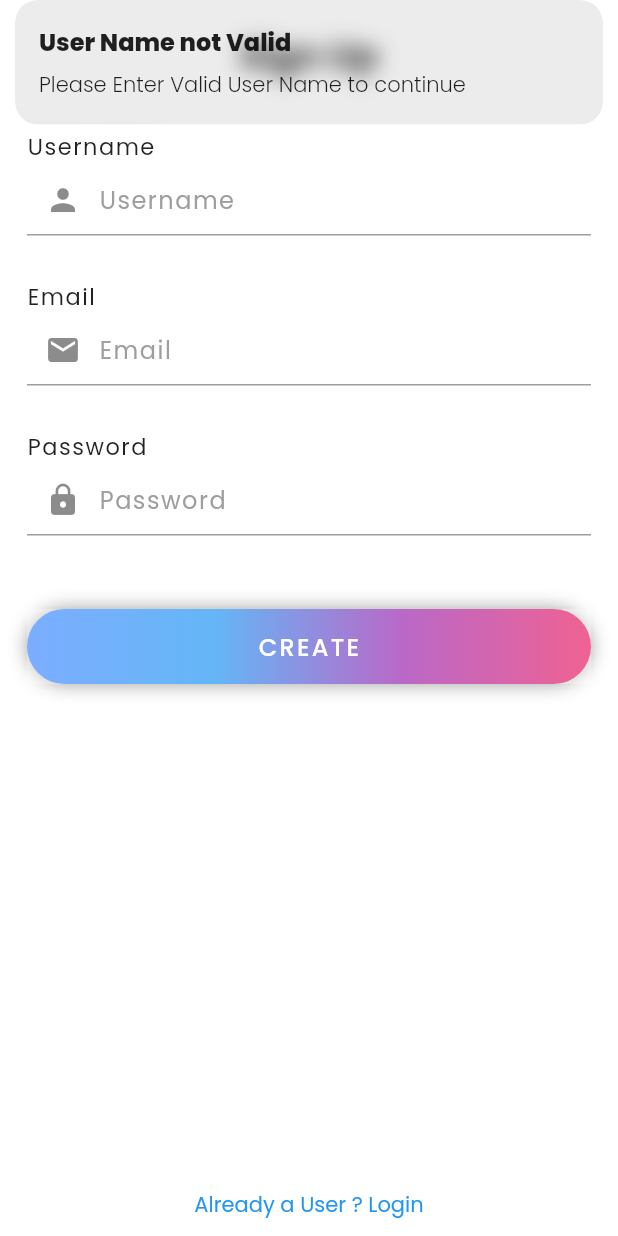
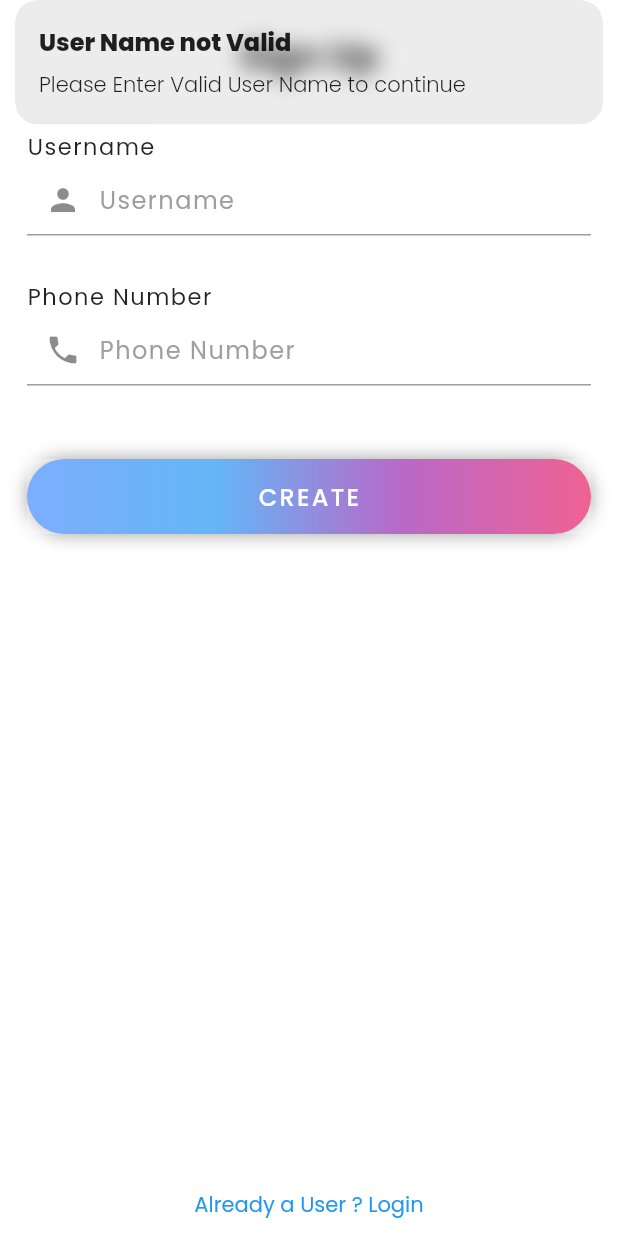
Before and after one commit to LoNeWoLf003/Urban-Style, a Flutter app: the sign_up screen opened directly, after a tap on "CREATE", on a phone screen of 412 x 824 dp. Run offline on Flutter 3.47's test engine with Material 2 defaults, Android fonts, the phone set to English and light mode, and no system bars; our stand-ins replace animated_custom_dropdown, animated_text_kit, awesome_dialog, firebase_auth, firebase_core, flutter_countdown_timer and 13 more; missing offline and left inert: dialog_flowtter, draggable_bottom_sheet, flutter_sms, pay, razorpay_flutter; accounts and stored records are empty; network calls fail; project files that could hold a hidden picture were left out.

Commit message:
Fixed Cart , Account and checkout issues

```diff
--- a/lib/constrants/Icons.dart
+++ b/lib/constrants/Icons.dart
@@ -32,7 +32,9 @@ class IconHelper {
     Icons.radio_button_off,
     Icons.radio_button_checked,
     Icons.account_circle_outlined,
-    Icons.timer_outlined
+    Icons.timer_outlined,
+    Icons.delivery_dining_outlined,
+    Icons.phone
   ];
 
   static var assets_image = [
--- a/lib/controllers/account/account_controller.dart
+++ b/lib/controllers/account/account_controller.dart
@@ -30,7 +30,7 @@ class account_controller{
     if(name.text == ""){
       Get.snackbar(
           "Something went wrong !",
-          "Enter email correctly"
+          "Enter name correctly"
       );
       EasyLoading.dismiss();
     }else{
--- a/lib/controllers/engine/engine_controller.dart
+++ b/lib/controllers/engine/engine_controller.dart
@@ -47,10 +47,10 @@ class engine_controller{
       if (apiResponse.success && apiResponse.results != null) {
         for (var o in apiResponse.results!) {
           var data = apiResponse.results as List<ParseObject>;
-          user.email = data[0]["email"];
-          user.password = data[0]["password"];
+
           user.location = data[0]["location"];
           user.cart = data[0]["cart"];
+          user.phone = data[0]["phone"];
           user.cart_price = data[0]["price"];
           user.obj_id = data[0]["objectId"];
           user.my_orders = data[0]["my_orders"];
--- a/lib/controllers/login/login.dart
+++ b/lib/controllers/login/login.dart
@@ -12,7 +12,7 @@ import '../../pages/home/home.dart';
 
 class login_controller{
   static TextEditingController user_nane = new TextEditingController();
-  static TextEditingController password = new TextEditingController();
+  static TextEditingController phone = new TextEditingController();
 
   static validate(context) async{
     EasyLoading.showProgress(0.30,status: "Verifying Account");
@@ -23,10 +23,10 @@ class login_controller{
       );
       EasyLoading.dismiss();
     }else{
-      if(password.text == ""){
+      if(isValidPhoneNumber(phone.text) == false){
         Get.snackbar(
-          "Password not Valid",
-          "Please Enter Valid Password to continue",
+          "Phone Number not Valid",
+          "Please Enter Valid Phone Number to continue",
         );
         EasyLoading.dismiss();
       }else{
@@ -48,7 +48,7 @@ class login_controller{
             QueryBuilder<ParseObject>(ParseObject('users'));
             // `whereContains` is a basic query method that checks if string field
             // contains a specific substring
-            parseQuery.whereContains('password', password.text);
+            parseQuery.whereContains('phone', phone.text);
 
             // The query will resolve only after calling this method, retrieving
             // an array of `ParseObjects`, if success
@@ -58,11 +58,10 @@ class login_controller{
               for (var o in apiResponse.results!) {
                 EasyLoading.showProgress(0.80,status: "Login Account");
                   var data = apiResponse.results as List<ParseObject>;
-                  user.username = data[0]["username"];
-                  user.email = data[0]["email"];
                   user.password = data[0]["password"];
                   user.location = data[0]["location"];
                   user.cart = data[0]["cart"];
+                  user.phone = data[0]["phone"];
                   user.cart_price = data[0]["price"];
                   user.obj_id = data[0]["objectId"];
                   user.my_orders = data[0]["my_orders"];
@@ -115,4 +114,16 @@ class login_controller{
       }
     }
   }
+
+  static bool isValidPhoneNumber(String phoneNumber) {
+    // Remove any non-digit characters
+    String cleanedNumber = phoneNumber.replaceAll(RegExp(r'\D'), '');
+
+    // Check if the cleaned number meets the desired format
+    if (cleanedNumber.length == 10) {
+      return true;
+    } else {
+      return false;
+    }
+  }
 }
--- a/lib/controllers/sign up/sign_up.dart
+++ b/lib/controllers/sign up/sign_up.dart
@@ -14,11 +14,10 @@ import '../engine/engine_controller.dart';
 
 class sign_up_controller {
   static TextEditingController user_nane = new TextEditingController();
-  static TextEditingController email = new TextEditingController();
-  static TextEditingController password = new TextEditingController();
+  static TextEditingController phone = new TextEditingController();
 
   static validate(context) async {
-    EasyLoading.showProgress(0.30 , status: "Validating Account");
+    EasyLoading.showProgress(0.30, status: "Validating Account");
     if (user_nane.text == "") {
       Get.snackbar(
         "User Name not Valid",
@@ -26,21 +25,14 @@ class sign_up_controller {
       );
       EasyLoading.dismiss();
     } else {
-      if (email.text == "") {
+      if (isValidPhoneNumber(phone.text) == false) {
         Get.snackbar(
-          "Email not Valid",
-          "Please Enter Valid Email to continue",
+          "Phone not Valid",
+          "Please Enter Valid Phone Number to continue",
         );
         EasyLoading.dismiss();
       } else {
-        if (password.text == "") {
-          Get.snackbar(
-            "Password not Valid",
-            "Please Enter Valid Password to continue",
-          );
-          EasyLoading.dismiss();
-        } else {
-          EasyLoading.showProgress(0.50 , status: "Creating Account");
+        EasyLoading.showProgress(0.50, status: "Creating Account");
         final QueryBuilder<ParseObject> parseQuery =
         QueryBuilder<ParseObject>(ParseObject('users'));
         // `whereContains` is a basic query method that checks if string field
@@ -60,29 +52,66 @@ class sign_up_controller {
             );
           }
           EasyLoading.dismiss();
-          }else{
-            EasyLoading.showProgress(0.60 , status: "Creating Account");
+        } else {
+          EasyLoading.showProgress(0.50, status: "Creating Account");
+          final QueryBuilder<ParseObject> parseQuery2 =
+          QueryBuilder<ParseObject>(ParseObject('users'));
+          // `whereContains` is a basic query method that checks if string field
+          // contains a specific substring
+          parseQuery2.whereContains('phone', phone.text);
+
+          // The query will resolve only after calling this method, retrieving
+          // an array of `ParseObjects`, if success
+          final ParseResponse apiResponse2 = await parseQuery2.query();
+
+          if (apiResponse2.success && apiResponse2.results != null) {
+            for (var o in apiResponse2.results!) {
+              print((o as ParseObject).toString());
+              Get.snackbar(
+                "Phone Number Already Exist",
+                "Please enter different phone number",
+              );
+            }
+            EasyLoading.dismiss();
+          } else {
+            EasyLoading.showProgress(0.60, status: "Creating Account");
             SharedPreferences prefs = await SharedPreferences.getInstance();
             prefs.setString("login", "true");
             prefs.setString("name", user_nane.text);
 
             user.is_login = true;
             print(user.location);
-            final todo = ParseObject('users')..set('username', user_nane.text)..set('email', email.text)..set('password', password.text)..set('cart', [])..set('price', 0)..set('location', user.location)..set('my_orders', user.my_orders)..set('my_order_price', user.my_oders_price);
+            final todo = ParseObject('users')
+              ..set('cart', [])..set(
+                  'price', 0)..set('location', user.location)..set(
+                  'my_orders', user.my_orders)..set('phone', phone.text)..set(
+                  'my_order_price', user.my_oders_price)..set('username' , user_nane.text);
             await todo.save();
-            user.email = email.text;
-            user.password = password.text;
             user.username = user_nane.text;
+            user.username = phone.text;
             user.cart = [];
             print("Account Created !!!");
-            EasyLoading.showProgress(0.90 , status: "Creating Account");
+            EasyLoading.showProgress(0.90, status: "Creating Account");
             engine_controller().user_logged_in(context);
             EasyLoading.dismiss();
-            Navigator.of(context).pushAndRemoveUntil(MaterialPageRoute(builder: (context) => splash()), (route) => false);
-
+            Navigator.of(context).pushAndRemoveUntil(
+                MaterialPageRoute(builder: (context) => splash()), (
+                route) => false);
           }
         }
       }
     }
   }
+
+  static bool isValidPhoneNumber(String phoneNumber) {
+    // Remove any non-digit characters
+    String cleanedNumber = phoneNumber.replaceAll(RegExp(r'\D'), '');
+
+    // Check if the cleaned number meets the desired format
+    if (cleanedNumber.length == 10) {
+      return true;
+    } else {
+      return false;
     }
+  }
+  }
--- a/lib/pages/account/account.dart
+++ b/lib/pages/account/account.dart
@@ -297,7 +297,7 @@ class account extends StatelessWidget {
                               dialogType: DialogType.info,
                               body: Center(
                                   child: text_feild("Name", IconHelper.icons[0],
-                                      account_controller.email)),
+                                      account_controller.name)),
                               title: 'New Name',
                               desc: 'Enter new Name',
                               btnOkText: "Save",
@@ -319,40 +319,40 @@ class account extends StatelessWidget {
                 child: Row(
                   children: [
                     Icon(
-                      IconHelper.icons[5],
+                      IconHelper.icons[31],
                       color: ColorHelper.color[1],
                     ),
                     const SizedBox(
                       width: 5,
                     ),
                     Text(
-                      user.email,
+                      user.phone,
                       style: TextStyle(color: ColorHelper.color[1]),
                     ),
-                    Expanded(
-                        child: Align(
-                      alignment: Alignment.centerRight,
-                      child: InkWell(
-                          onTap: () {
-                            AwesomeDialog(
-                              context: context,
-                              animType: AnimType.scale,
-                              dialogType: DialogType.info,
-                              body: Center(
-                                  child: text_feild(
-                                      "Email",
-                                      IconHelper.icons[0],
-                                      account_controller.email)),
-                              title: 'New Email',
-                              desc: 'Enter new Email',
-                              btnOkText: "Save",
-                              btnOkOnPress: () {
-                                account_controller.change_email(context);
-                              },
-                            ).show();
-                          },
-                          child: Icon(IconHelper.icons[18])),
-                    ))
+                    // Expanded(
+                    //     child: Align(
+                    //   alignment: Alignment.centerRight,
+                    //   child: InkWell(
+                    //       onTap: () {
+                    //         AwesomeDialog(
+                    //           context: context,
+                    //           animType: AnimType.scale,
+                    //           dialogType: DialogType.info,
+                    //           body: Center(
+                    //               child: text_feild(
+                    //                   "Phone",
+                    //                   IconHelper.icons[0],
+                    //                   account_controller.email)),
+                    //           title: 'New Email',
+                    //           desc: 'Enter new Email',
+                    //           btnOkText: "Save",
+                    //           btnOkOnPress: () {
+                    //             account_controller.change_email(context);
+                    //           },
+                    //         ).show();
+                    //       },
+                    //       child: Icon(IconHelper.icons[18])),
+                    // ))
                   ],
                 ),
               ),
--- a/lib/pages/accounts/login/login.dart
+++ b/lib/pages/accounts/login/login.dart
@@ -35,7 +35,7 @@ class login extends StatelessWidget {
                 width: double.infinity,
                 child: Padding(
                   padding: const EdgeInsets.only(left: 18,right: 18),
-                  child: text_feild("Password" , IconHelper.icons[1] , login_controller.password),
+                  child: text_feild("Phone Number" , IconHelper.icons[31] , login_controller.phone),
                 )),
             SizedBox(height: 40,),
             Container(
@@ -85,7 +85,7 @@ class login extends StatelessWidget {
                   width: MediaQuery.of(context).size.width * 1.3/4,
                   child: Padding(
                     padding: const EdgeInsets.only(left: 18,right: 18),
-                    child: text_feild("Password" , IconHelper.icons[1] , login_controller.password),
+                    child: text_feild("Phone" , IconHelper.icons[1] , login_controller.phone),
                   )),
               SizedBox(height: 20,),
               Container(
--- a/lib/pages/accounts/sign up/sign up.dart
+++ b/lib/pages/accounts/sign up/sign up.dart
@@ -34,14 +34,7 @@ class sign_up extends StatelessWidget {
                 width: double.infinity,
                 child: Padding(
                   padding: const EdgeInsets.only(left: 18,right: 18),
-                  child: text_feild("Email" , IconHelper.icons[5] , sign_up_controller.email),
-                )),
-            SizedBox(height: 20,),
-            Container(
-                width: double.infinity,
-                child: Padding(
-                  padding: const EdgeInsets.only(left: 18,right: 18),
-                  child: text_feild("Password" , IconHelper.icons[1] , sign_up_controller.password),
+                  child: text_feild("Phone Number" , IconHelper.icons[31] , sign_up_controller.phone),
                 )),
             SizedBox(height: 40,),
             Container(
@@ -86,20 +79,6 @@ class sign_up extends StatelessWidget {
                   child: Padding(
                     padding: const EdgeInsets.only(left: 18,right: 18),
                     child: text_feild("Username" , IconHelper.icons[0] , sign_up_controller.user_nane),
-                  )),
-              SizedBox(height: 20,),
-              Container(
-                  width: MediaQuery.of(context).size.width * 1.3/4,
-                  child: Padding(
-                    padding: const EdgeInsets.only(left: 18,right: 18),
-                    child: text_feild("Email" , IconHelper.icons[5] , sign_up_controller.email),
-                  )),
-              SizedBox(height: 20,),
-              Container(
-                  width: MediaQuery.of(context).size.width * 1.3/4,
-                  child: Padding(
-                    padding: const EdgeInsets.only(left: 18,right: 18),
-                    child: text_feild("Password" , IconHelper.icons[1] , sign_up_controller.password),
                   )),
               SizedBox(height: 20,),
               Container(
--- a/lib/pages/order_confirmation/order_confirmation.dart
+++ b/lib/pages/order_confirmation/order_confirmation.dart
@@ -28,12 +28,12 @@ final List products ;
                       Navigator.pop(context);
                     },
                     child: Icon(IconHelper.icons[7],)),
-                Text("Checkout")
+                Text("Payment")
               ],
             ),
           ),),
-          checkout_status_bar(),
-          SizedBox(height: 10,),
+          // checkout_status_bar(),
+          SizedBox(height: 30,),
           Expanded(child: order_confirmation_body(products : products))
 
         ],
--- a/lib/staful widgets/order_confirmation_body.dart
+++ b/lib/staful widgets/order_confirmation_body.dart
@@ -33,8 +33,8 @@ class _order_confirmation_bodyState extends State<order_confirmation_body> {
   }
   var index = 0;
   final pages = [
-    location(),
-    packging(),
+    // location(),
+    // packging(),
     payment()
   ];
   Widget build(BuildContext context) {
--- a/lib/user/user.dart
+++ b/lib/user/user.dart
@@ -3,6 +3,7 @@ class user{
   static var location  = [];
   static var lat ;
   static var long ;
+  static var phone ;
   static bool has_profile_photo = false;
   static var obj_id ;
   static var profile_photo ;
```
Also changed, not shown: lib/staful widgets/cart_item_card.dart (+16 -3 lines), lib/staful widgets/checkout/verify_first_page.dart (+10 -0 lines), lib/widgets/checkout/location.dart (+25 -25 lines), lib/widgets/checkout/packaging_product_item_card.dart (+16 -3 lines), lib/widgets/checkout/payment.dart (+16 -0 lines), lib/widgets/my_order_cart.dart (+15 -3 lines). Lines whose indentation alone changed are shown as unchanged.
